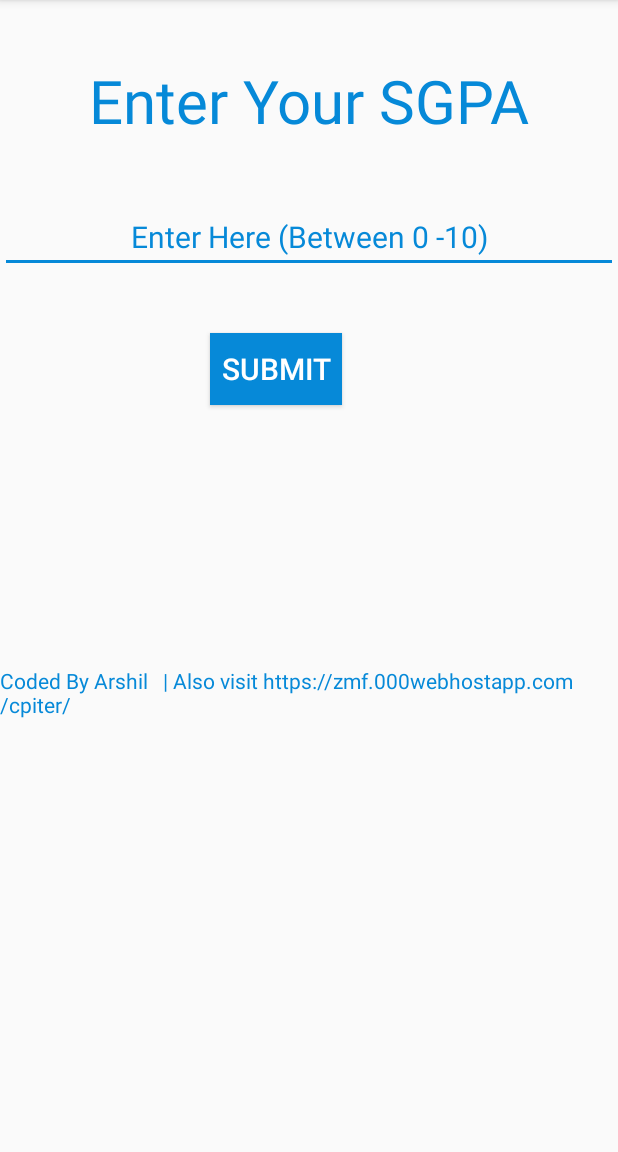
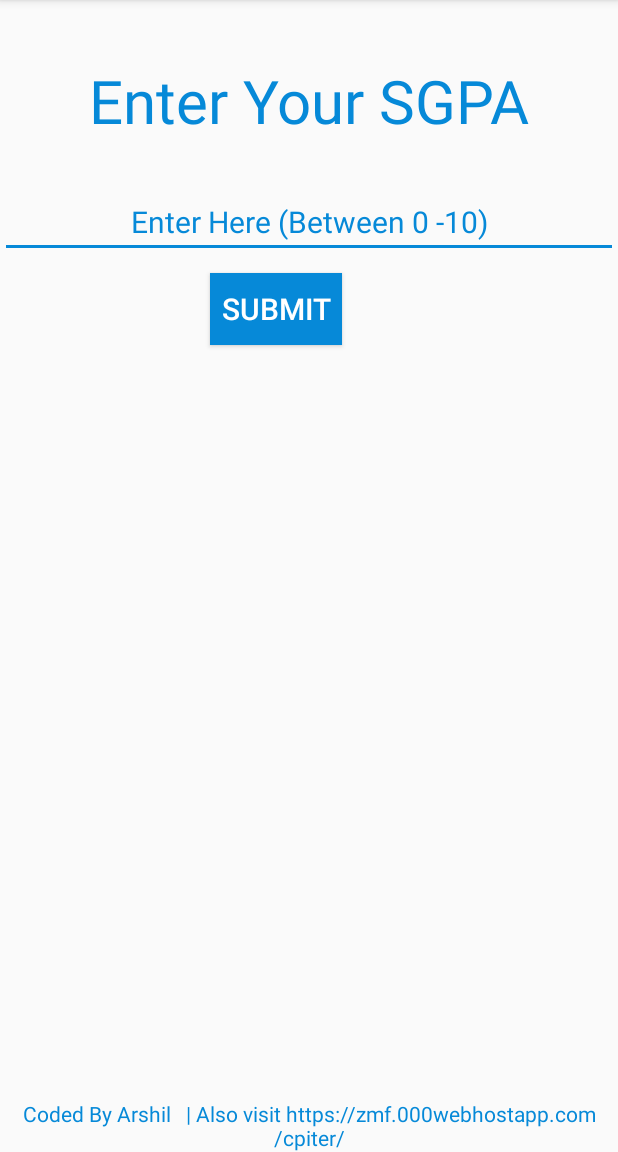
Before and after one commit to Arshilgenius/PercentageCalculator, an Android app: the per2 screen opened directly, with no data from a screen before it, on a phone screen of 412 x 824 dp, the part 84-1236 px from its top. Run offline under Robolectric (Android 15) with nearby library versions, the phone set to English and light mode, and no system bars; our stand-ins replace AdMob.

Commit message:
problem in button crashing solved

```diff
--- a/app/src/main/java/com/arshilgenius/percentagecalculator/per2.java
+++ b/app/src/main/java/com/arshilgenius/percentagecalculator/per2.java
@@ -17,7 +17,7 @@ public class per2 extends AppCompatActivity {
 
     private AdView mAdView;
     private static final String TAG = "per2Activity";
-
+    Double t = 0.5;
 
     @Override
     protected void onCreate(Bundle savedInstanceState) {
@@ -33,8 +33,7 @@ public class per2 extends AppCompatActivity {
 
 
         EditText text = (EditText) findViewById(R.id.calculate);
-        String s = text.getText().toString();
-        Float p = Float.parseFloat(s);
+        Double p = "".equals(text.getText().toString()) ? t : Float.parseFloat(text.getText().toString());
         Double r  = 0.5;
         Double result = p-r;
         result = result*10;
--- a/app/src/main/java/com/arshilgenius/percentagecalculator/per3.java
+++ b/app/src/main/java/com/arshilgenius/percentagecalculator/per3.java
@@ -31,8 +31,7 @@ public class per3 extends AppCompatActivity{
     public void per3(View view) {
 
         EditText text = (EditText) findViewById(R.id.calculate);
-        String s = text.getText().toString();
-        Float p = Float.parseFloat(s);
+        Float p = "".equals(text.getText().toString()) ? 0 : Float.parseFloat(text.getText().toString());
         Float result = 19/2 * p;
         TextView view2 = (TextView) findViewById(R.id.textView);
         view2.setText(String.valueOf("% = " + result));
--- a/app/src/main/res/layout/per2.xml
+++ b/app/src/main/res/layout/per2.xml
@@ -25,7 +25,7 @@
         android:textColorHint="#0689D8"
         android:textColor="#0689D8"
         android:gravity="center"
-        android:layout_marginTop="40dp"
+        android:layout_marginTop="30dp"
         android:id="@+id/calculate"/>
     <Button
         android:layout_width="wrap_content"
@@ -35,7 +35,7 @@
         android:layout_marginLeft="140dp"
         android:background="#0689D8"
         android:textColor="@android:color/white"
-        android:layout_marginTop="40dp"
+        android:layout_marginTop="10dp"
         android:onClick="per2"
         android:text="SUBMIT"/>
     <TextView
@@ -47,21 +47,25 @@
         android:text=""
         android:textColor="#0689D8"
         android:id="@+id/textView"/>
-    <com.google.android.gms.ads.AdView
-        android:id="@+id/adView"
+    <RelativeLayout
         android:layout_width="wrap_content"
-        android:layout_height="wrap_content"
-        android:layout_centerHorizontal="true"
-        android:layout_alignParentBottom="true"
-        ads:adSize="BANNER"
-        ads:adUnitId="@string/banner_ad_unit_id">
-    </com.google.android.gms.ads.AdView>
-    <TextView
-        android:layout_width="match_parent"
-        android:layout_height="wrap_content"
-        android:text="Coded By Arshil   | Also visit https://zmf.000webhostapp.com/cpiter/"
-        android:layout_marginTop="80dp"
-        android:textColor="#0689D8"
-        />
+        android:layout_height="wrap_content">
+        <TextView
+            android:id="@+id/one"
+            android:layout_width="match_parent"
+            android:layout_height="wrap_content"
+            android:layout_alignParentBottom="true"
+            android:gravity="center"
+            android:text="Coded By Arshil   | Also visit https://zmf.000webhostapp.com/cpiter/"
+            android:textColor="#0689D8" />
+        <com.google.android.gms.ads.AdView
+            android:id="@+id/adView"
+            android:layout_width="match_parent"
+            android:layout_gravity="center"
+            android:layout_height="wrap_content"
+            ads:adSize="BANNER"
+            android:layout_above="@id/one"
+            ads:adUnitId="@string/banner_ad_unit_id"/>
 
+    </RelativeLayout>
 </LinearLayout>
```
Also changed, not shown: app/src/main/java/com/arshilgenius/percentagecalculator/per1.java (+6 -3 lines), app/src/main/res/layout/activity_main.xml (+7 -1 lines), app/src/main/res/layout/per1.xml (+22 -18 lines), app/src/main/res/layout/per3.xml (+22 -17 lines).
